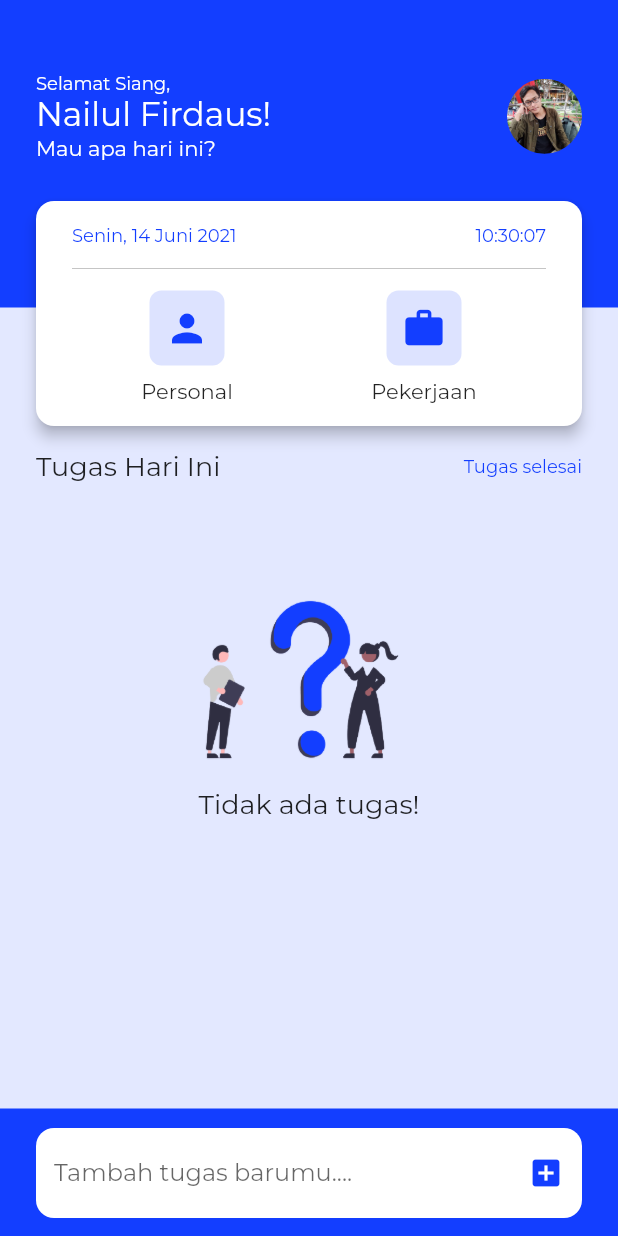
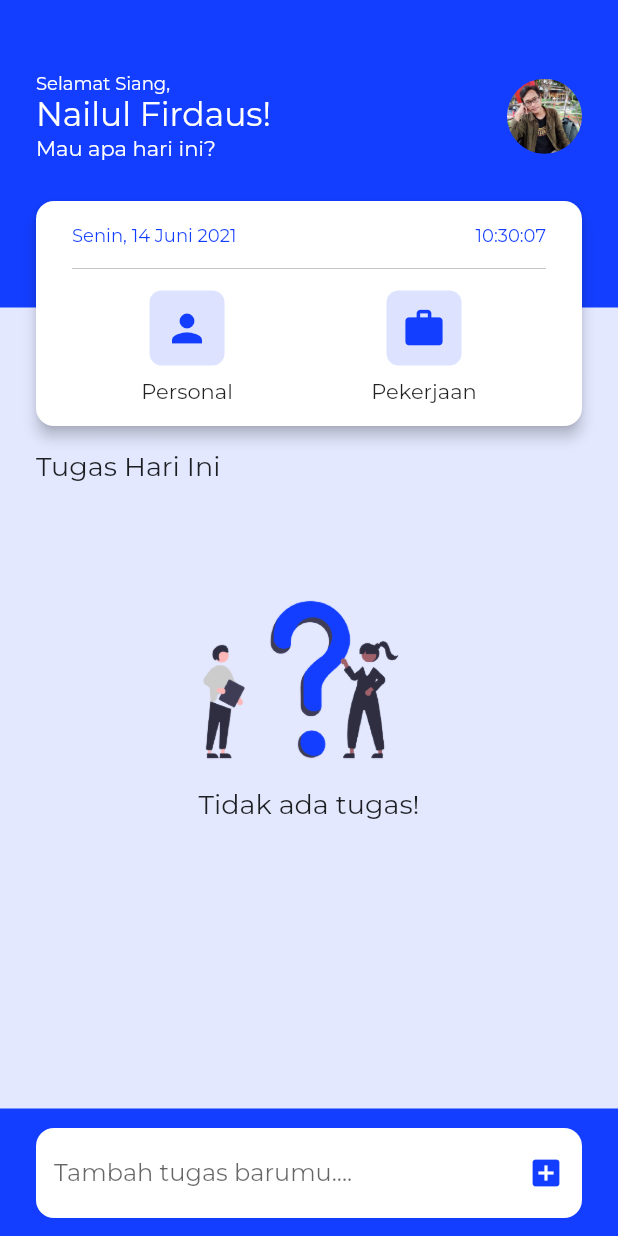
Before and after one commit to nailnafir/flutter-todo, a Flutter app: the screen it shows after launch, on a phone screen of 412 x 824 dp. Run offline on Flutter 3.47's test engine with Material 2 defaults, Android fonts, the phone set to English and light mode, and no system bars; our stand-ins replace google_fonts.

Commit message:
fix micro interaction text

```diff
--- a/lib/pages/home_page.dart
+++ b/lib/pages/home_page.dart
@@ -65,6 +65,8 @@ extension DateTimeExtension on DateTime {
 
 class _HomePageState extends State<HomePage> {
   List<TodoModel> todos = [];
+
+  bool isFirstTask = false;
 
   TextEditingController todoController = TextEditingController(text: "");
 
@@ -208,6 +210,8 @@ class _HomePageState extends State<HomePage> {
                               setState(() {
                                 TodoModel.taskCount++;
 
+                                isFirstTask = true;
+
                                 todos.add(
                                   TodoModel(
                                     title: todoController.text.trim(),
@@ -344,10 +348,13 @@ class _HomePageState extends State<HomePage> {
               style: TextStyle(fontSize: 18),
             ),
             TodoModel.taskCount < 1
-                ? Text(
-                    "Tugas selesai",
-                    style: TextStyle(fontSize: 12, color: Color(0xFF133EFF)),
-                  )
+                ? !isFirstTask
+                    ? Text("")
+                    : Text(
+                        "Tugas selesai",
+                        style:
+                            TextStyle(fontSize: 12, color: Color(0xFF133EFF)),
+                      )
                 : Text(
                     "Sisa ${TodoModel.taskCount} lagi",
                     style: TextStyle(fontSize: 12, color: Colors.red),
```
